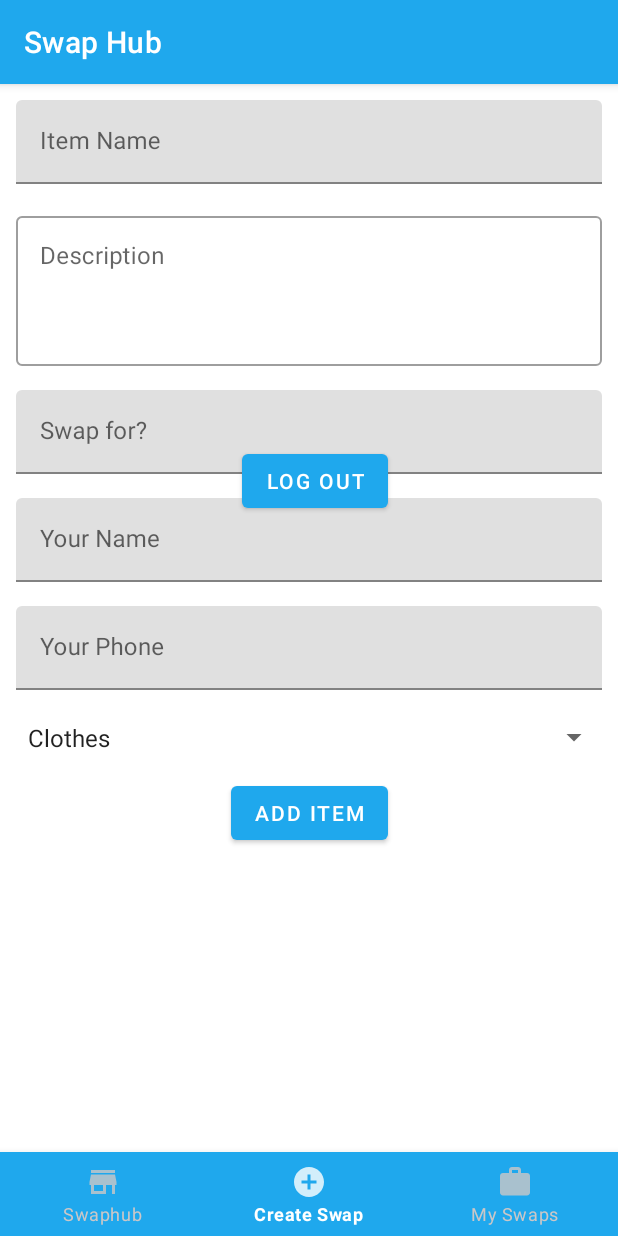
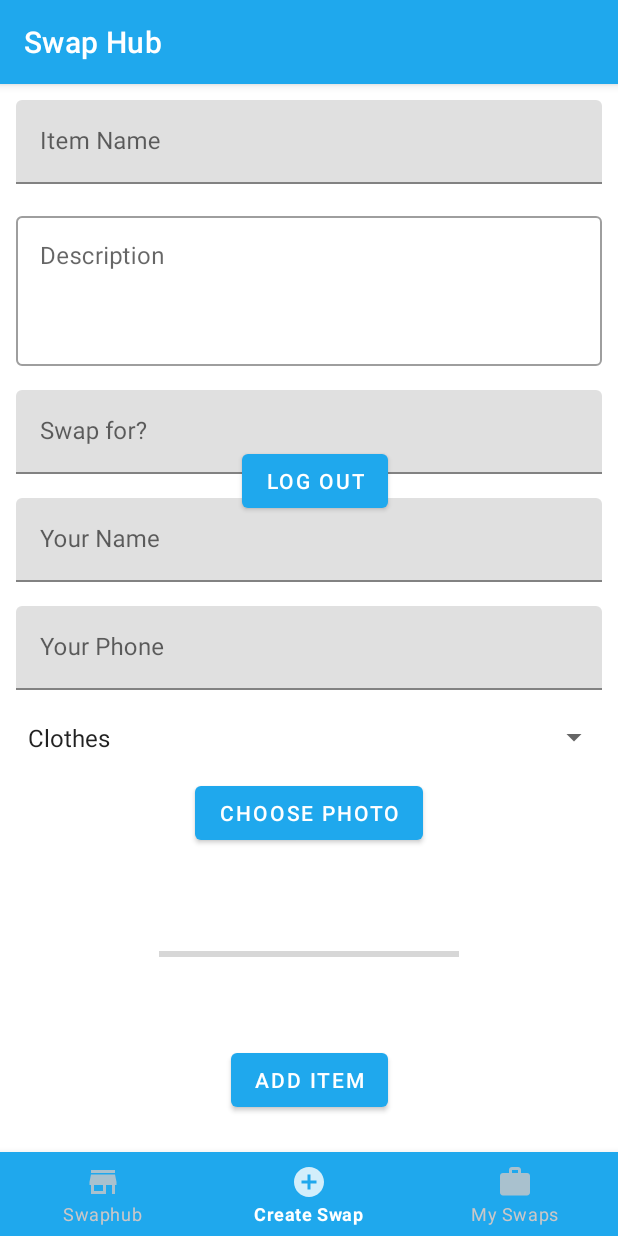
Before and after one commit to iuliia9/swaphub, an Android app: the screen it shows after launch once a user with an empty profile is signed in (HomeActivity), item 2 of the bottom bar chosen, on a phone screen of 412 x 824 dp. Run offline under Robolectric (Android 15) with nearby library versions, the phone set to English and light mode, and no system bars; our stand-ins replace Firebase (no records; nobody signed in at launch, a user with empty details on screens opened directly), Picasso; Roboto replaces fonts that are not available here.

Commit message:
image picker added

```diff
--- a/app/build.gradle
+++ b/app/build.gradle
@@ -43,4 +43,6 @@ dependencies {
     implementation "androidx.recyclerview:recyclerview-selection:1.1.0-rc01"
     implementation "androidx.cardview:cardview:1.0.0"
 
+    implementation 'com.squareup.picasso:picasso:2.71828'
+
 }
--- a/app/src/main/java/brighton/ac/uk/ic257/swaphub/CreateFragment.java
+++ b/app/src/main/java/brighton/ac/uk/ic257/swaphub/CreateFragment.java
@@ -1,5 +1,7 @@
 package brighton.ac.uk.ic257.swaphub;
 
+import android.content.Intent;
+import android.net.Uri;
 import android.os.Bundle;
 import android.text.TextUtils;
 import android.view.LayoutInflater;
@@ -7,6 +9,8 @@ import android.view.View;
 import android.view.ViewGroup;
 import android.widget.Button;
 import android.widget.EditText;
+import android.widget.ImageView;
+import android.widget.ProgressBar;
 import android.widget.Spinner;
 import android.widget.Toast;
 
@@ -15,9 +19,12 @@ import androidx.fragment.app.Fragment;
 
 import com.google.firebase.database.DatabaseReference;
 import com.google.firebase.database.FirebaseDatabase;
+import com.squareup.picasso.Picasso;
+
+import static android.app.Activity.RESULT_OK;
 
 public class CreateFragment extends Fragment {
-
+    private static final int PICK_IMAGE_REQUEST = 1;
     EditText editTextName;
     EditText editTextDescription;
     EditText editTextSwapFor;
@@ -25,6 +32,12 @@ public class CreateFragment extends Fragment {
     EditText editTextUserPhone;
     Spinner spinnerCategory;
     Button buttonAdd;
+
+
+    Button buttonChoosePhoto;
+    ImageView imageView;
+    ProgressBar progressBar;
+    Uri mImageUri;
     DatabaseReference databaseItems;
     public CreateFragment(){
         // empty constructor
@@ -46,6 +59,17 @@ public class CreateFragment extends Fragment {
         editTextUserPhone = view.findViewById(R.id.editTextUserPhone);
         spinnerCategory = view.findViewById(R.id.spinner);
         buttonAdd = view.findViewById(R.id.buttonAdd);
+
+        buttonChoosePhoto = view.findViewById(R.id.buttonChoosePhoto);
+        imageView = view.findViewById(R.id.imageView);
+        progressBar = view.findViewById(R.id.progressBar);
+
+        buttonChoosePhoto.setOnClickListener(new View.OnClickListener() {
+            @Override
+            public void onClick(View v) {
+                openFileChooser();
+            }
+        });
 
         databaseItems = FirebaseDatabase.getInstance().getReference("Items");
         buttonAdd.setOnClickListener(new View.OnClickListener() {
@@ -76,4 +100,21 @@ public class CreateFragment extends Fragment {
             Toast.makeText(getActivity(), "Enter Name", Toast.LENGTH_SHORT).show();
         }
     }
+    private void openFileChooser() {
+        Intent intent = new Intent();
+        intent.setType("image/*");
+        intent.setAction(Intent.ACTION_GET_CONTENT);
+        startActivityForResult(intent, PICK_IMAGE_REQUEST);
+    }
+    @Override
+    public void onActivityResult(int requestCode, int resultCode, Intent data) {
+        super.onActivityResult(requestCode, resultCode, data);
+
+        if (requestCode == PICK_IMAGE_REQUEST && resultCode == RESULT_OK
+                && data != null && data.getData() != null) {
+            mImageUri = data.getData();
+
+            Picasso.get().load(mImageUri).into(imageView);
+        }
+    }
 }
--- a/app/src/main/res/layout/fragment_create.xml
+++ b/app/src/main/res/layout/fragment_create.xml
@@ -130,6 +130,51 @@
         app:layout_constraintStart_toStartOf="parent"
         app:layout_constraintTop_toBottomOf="@+id/textInputLayoutYourPhone" />
 
+        <Button
+            android:id="@+id/buttonChoosePhoto"
+            android:layout_width="wrap_content"
+            android:layout_height="wrap_content"
+            android:text="Choose Photo"
+            android:layout_marginStart="5dp"
+            android:layout_marginTop="10dp"
+            android:layout_marginEnd="5dp"
+            app:layout_constraintEnd_toEndOf="parent"
+            app:layout_constraintStart_toStartOf="parent"
+            app:layout_constraintTop_toBottomOf="@+id/spinner"/>
+
+        <ImageView
+            android:id="@+id/imageView"
+            android:layout_width="wrap_content"
+            android:layout_height="wrap_content"
+            android:layout_marginStart="5dp"
+            android:layout_marginTop="10dp"
+            android:layout_marginEnd="5dp"
+            app:layout_constraintEnd_toEndOf="parent"
+            app:layout_constraintStart_toStartOf="parent"
+            app:layout_constraintTop_toBottomOf="@+id/buttonChoosePhoto" />
+
+        <ProgressBar
+            android:id="@+id/progressBar"
+            style="?android:attr/progressBarStyleHorizontal"
+            android:layout_width="200dp"
+            android:layout_height="100dp"
+            android:layout_marginStart="5dp"
+            android:layout_marginTop="10dp"
+            android:layout_marginEnd="5dp"
+            app:layout_constraintEnd_toEndOf="parent"
+            app:layout_constraintStart_toStartOf="parent"
+            app:layout_constraintTop_toBottomOf="@+id/imageView" />
+<!--        <Button-->
+<!--            android:id="@+id/buttonTakePhoto"-->
+<!--            android:layout_width="wrap_content"-->
+<!--            android:layout_height="wrap_content"-->
+<!--            android:text="Take Photo"-->
+<!--            android:layout_marginStart="5dp"-->
+<!--            android:layout_marginTop="10dp"-->
+<!--            android:layout_marginEnd="55dp"-->
+<!--            app:layout_constraintEnd_toStartOf="@id/buttonChoosePhoto"-->
+<!--            app:layout_constraintStart_toStartOf="parent"-->
+<!--            app:layout_constraintTop_toBottomOf="@+id/spinner"/>-->
     <Button
         android:id="@+id/buttonAdd"
         android:layout_width="wrap_content"
@@ -140,6 +185,10 @@
         android:layout_marginEnd="5dp"
         app:layout_constraintEnd_toEndOf="parent"
         app:layout_constraintStart_toStartOf="parent"
-        app:layout_constraintTop_toBottomOf="@+id/spinner"/>
-</androidx.constraintlayout.widget.ConstraintLayout>
+        app:layout_constraintTop_toBottomOf="@+id/progressBar"/>
+
+
+
+
+    </androidx.constraintlayout.widget.ConstraintLayout>
 </ScrollView>
--- a/app/src/main/res/values/strings.xml
+++ b/app/src/main/res/values/strings.xml
@@ -1,5 +1,6 @@
 <resources>
     <string name="app_name">Swap Hub</string>
+    <string name="title_home">SwapHub</string>
     <array name="genres"><item>Clothes</item>
     <item>Food</item>
     <item>Other</item></array>
```
